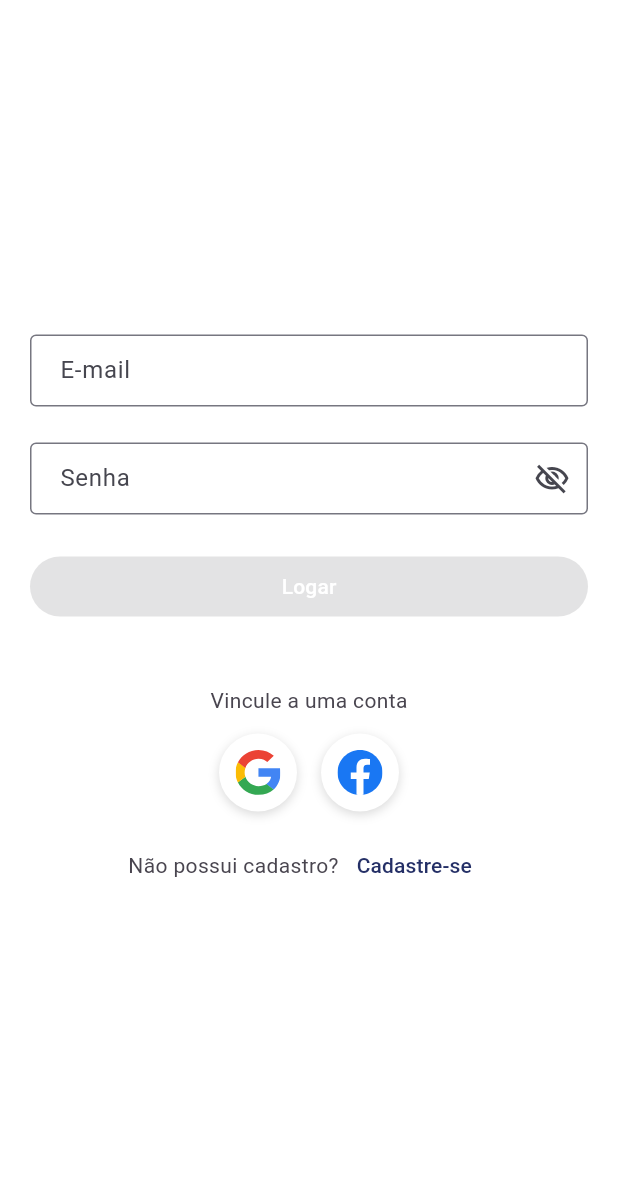
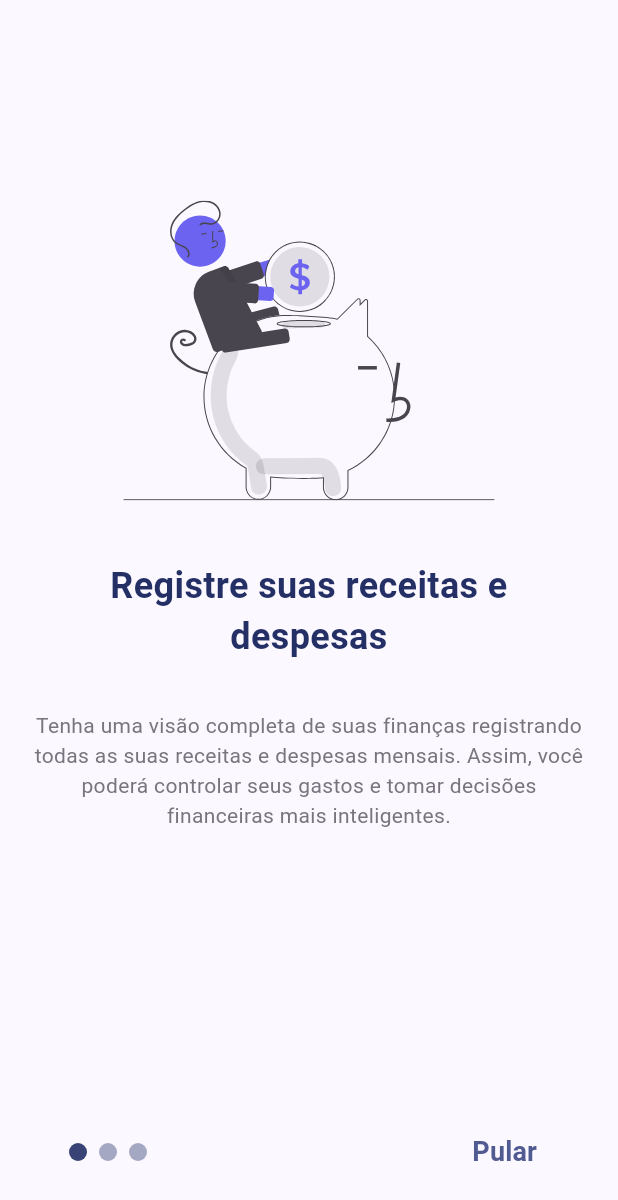
Before and after one commit to guiima/personal_finances, a Flutter app: the screen it shows after launch, on a phone screen of 412 x 824 dp. Shown: the top 1200 px of the screen. Run offline on Flutter 3.47's test engine with Material 2 defaults, Android fonts, the phone set to English and light mode, and no system bars; drawn by our look-alikes of carousel_slider; our stand-ins replace dartz, firebase_auth, firebase_core, flutter_mobx, flutter_svg, mobx and 1 more; accounts and stored records are empty; generated files the repository leaves out were written again.

Commit message:
onboarding finished

```diff
--- a/lib/main.dart
+++ b/lib/main.dart
@@ -1,31 +1,51 @@
 import 'package:firebase_core/firebase_core.dart';
 import 'package:flutter/material.dart';
 import 'package:personal_finances/firebase_options.dart';
+import 'package:personal_finances/src/routes/app_routes.dart';
+import 'package:personal_finances/src/routes/routes.dart';
 import 'package:personal_finances/src/styles/app_colors.dart';
-import 'package:personal_finances/widget_tree.dart';
+import 'package:shared_preferences/shared_preferences.dart';
 
 void main() async {
   WidgetsFlutterBinding.ensureInitialized();
+
+  String initialScreen = await verifyOnboardingShown();
 
   await Firebase.initializeApp(
     options: DefaultFirebaseOptions.currentPlatform,
   );
 
-  runApp(const MyApp());
+  runApp(
+    MyApp(initialScreen: initialScreen),
+  );
+}
+
+Future<String> verifyOnboardingShown() async {
+  SharedPreferences prefs = await SharedPreferences.getInstance();
+
+  bool onboardingShown = prefs.getBool('onboarding_shown') ?? false;
+
+  return onboardingShown ? AppRoutes.widgetTree : AppRoutes.onboarding;
 }
 
 class MyApp extends StatelessWidget {
-  const MyApp({super.key});
+  final String initialScreen;
+
+  const MyApp({
+    super.key,
+    required this.initialScreen,
+  });
 
   @override
   Widget build(BuildContext context) {
     return MaterialApp(
-      title: 'Flutter Demo',
       theme: ThemeData(
         useMaterial3: true,
         colorSchemeSeed: AppColors.primaryColor,
       ),
-      home: const WidgetTree(),
+      title: 'Flutter Demo',
+      initialRoute: initialScreen,
+      routes: routes,
     );
   }
 }
--- a/lib/src/auth/auth_page.dart
+++ b/lib/src/auth/auth_page.dart
@@ -1,6 +1,7 @@
 import 'package:flutter/material.dart';
 import 'package:flutter_mobx/flutter_mobx.dart';
 import 'package:personal_finances/src/auth/auth_controller.dart';
+import 'package:personal_finances/src/routes/app_routes.dart';
 import 'package:personal_finances/src/sigin_up/sigin_up_page.dart';
 import 'package:personal_finances/src/styles/app_colors.dart';
 import 'package:personal_finances/src/widgets/elevated_button/elevated_button_component.dart';
@@ -83,13 +84,8 @@ class _AuthPageState extends State<AuthPage> {
                           'Cadastre-se',
                           style: TextStyle(color: AppColors.primaryTitle),
                         ),
-                        onPressed: () {
-                          Navigator.of(context).push(
-                            MaterialPageRoute<SiginUpPage>(
-                              builder: (_) => const SiginUpPage(),
-                            ),
-                          );
-                        },
+                        onPressed: () =>
+                            Navigator.of(context).pushNamed(AppRoutes.siginUp),
                       ),
                     ],
                   ).paddingTop(12)
--- /dev/null
+++ b/lib/src/onboarding/carousel_item_component.dart
@@ -0,0 +1,46 @@
+import 'package:flutter/cupertino.dart';
+import 'package:flutter_svg/flutter_svg.dart';
+import 'package:personal_finances/src/styles/app_colors.dart';
+import 'package:personal_finances/src/utils/extensions/padding.dart';
+
+class CarouselItemComponent extends StatelessWidget {
+  final String image;
+  final String title;
+  final String content;
+
+  const CarouselItemComponent({
+    super.key,
+    required this.image,
+    required this.title,
+    required this.content,
+  });
+
+  @override
+  Widget build(BuildContext context) {
+    return Column(
+      children: <Widget>[
+        SvgPicture.asset(
+          image,
+          height: 200,
+        ).paddingTop(50).paddingBottom(40),
+        Text(
+          title,
+          maxLines: 2,
+          textAlign: TextAlign.center,
+          style: TextStyle(
+            fontWeight: FontWeight.w700,
+            fontSize: 24,
+            color: AppColors.primaryTitle,
+          ),
+        ).paddingBottom(32),
+        Text(
+          content,
+          textAlign: TextAlign.center,
+          style: TextStyle(
+            color: AppColors.body,
+          ),
+        ),
+      ],
+    );
+  }
+}
--- /dev/null
+++ b/lib/src/onboarding/onboarding_controller.dart
@@ -0,0 +1,16 @@
+import 'package:mobx/mobx.dart';
+
+part 'onboarding_controller.g.dart';
+
+class OnboardinglController = OnboardinglControllerBase
+    with _$OnboardinglController;
+
+abstract class OnboardinglControllerBase with Store {
+  @observable
+  int currentIndex = 0;
+
+  @action
+  void setIndex(int index) {
+    currentIndex = index;
+  }
+}
--- /dev/null
+++ b/lib/src/onboarding/onboarding_page.dart
@@ -0,0 +1,108 @@
+import 'package:carousel_slider/carousel_slider.dart';
+import 'package:flutter/material.dart';
+import 'package:flutter/scheduler.dart';
+import 'package:flutter_mobx/flutter_mobx.dart';
+import 'package:personal_finances/src/onboarding/carousel_item_component.dart';
+import 'package:personal_finances/src/onboarding/onboarding_controller.dart';
+import 'package:personal_finances/src/onboarding/page_incidator_component.dart';
+import 'package:shared_preferences/shared_preferences.dart';
+
+class OnboardingPage extends StatefulWidget {
+  const OnboardingPage({Key? key}) : super(key: key);
+
+  @override
+  State<OnboardingPage> createState() => _OnboardingPageState();
+}
+
+class _OnboardingPageState extends State<OnboardingPage> {
+  final CarouselController _controller = CarouselController();
+  final OnboardinglController _onboardinglController = OnboardinglController();
+
+  late List<CarouselItemComponent> carouselItemList;
+  late List<Widget> items;
+
+  @override
+  void initState() {
+    initializeCarousel();
+
+    SchedulerBinding.instance.scheduleFrameCallback((_) {
+      finisheOnboardingShow();
+    });
+
+    super.initState();
+  }
+
+  void finisheOnboardingShow() async {
+    SharedPreferences prefs = await SharedPreferences.getInstance();
+
+    await prefs.setBool('onboarding_shown', true);
+  }
+
+  @override
+  Widget build(BuildContext context) {
+    final double height = MediaQuery.of(context).size.height;
+
+    return Scaffold(
+      body: Observer(
+        builder: (BuildContext context) {
+          return Column(
+            mainAxisAlignment: MainAxisAlignment.center,
+            children: <Widget>[
+              Expanded(
+                child: Container(
+                  constraints: BoxConstraints(
+                    maxWidth: MediaQuery.of(context).size.width * 0.9,
+                    maxHeight: height * 0.8,
+                  ),
+                  child: CarouselSlider(
+                    items: items = carouselItemList
+                        .map((CarouselItemComponent item) => item)
+                        .toList(),
+                    carouselController: _controller,
+                    options: CarouselOptions(
+                      height: height * 0.7,
+                      enableInfiniteScroll: false,
+                      viewportFraction: 1,
+                      onPageChanged:
+                          (int index, CarouselPageChangedReason reason) {
+                        _onboardinglController.setIndex(index);
+                      },
+                    ),
+                  ),
+                ),
+              ),
+              PageIndicatorComponent(
+                controller: _controller,
+                currentIndex: _onboardinglController.currentIndex,
+                carouselItemList: carouselItemList,
+              ),
+            ],
+          );
+        },
+      ),
+    );
+  }
+
+  void initializeCarousel() {
+    carouselItemList = <CarouselItemComponent>[
+      const CarouselItemComponent(
+        image: 'assets/money_piggy.svg',
+        title: 'Registre suas receitas e despesas',
+        content:
+            'Tenha uma visão completa de suas finanças registrando todas as suas receitas e despesas mensais. Assim, você poderá controlar seus gastos e tomar decisões financeiras mais inteligentes.',
+      ),
+      const CarouselItemComponent(
+        image: 'assets/static_chart.svg',
+        title: 'Gerencie seus investimentos, reserva de emergência e dívidas',
+        content:
+            'Mantenha um registro detalhado de seus investimentos, reserve um fundo para emergências e gerencie suas dívidas de forma eficiente. Tenha a tranquilidade de saber que está preparado para qualquer situação.',
+      ),
+      const CarouselItemComponent(
+        image: 'assets/projections.svg',
+        title: 'Alcance seus sonhos e aproveite oportunidades',
+        content:
+            'Defina seus objetivos financeiros e alcance-os com nossa ajuda. Além disso, esteja preparado para aproveitar qualquer oportunidade que surja, registrando o dinheiro destinado a isso.',
+      )
+    ];
+  }
+}
--- /dev/null
+++ b/lib/src/onboarding/page_incidator_component.dart
@@ -0,0 +1,76 @@
+import 'package:carousel_slider/carousel_slider.dart';
+import 'package:flutter/material.dart';
+import 'package:personal_finances/src/auth/auth_page.dart';
+import 'package:personal_finances/src/onboarding/carousel_item_component.dart';
+import 'package:personal_finances/src/routes/app_routes.dart';
+import 'package:personal_finances/src/styles/app_colors.dart';
+import 'package:personal_finances/src/utils/extensions/padding.dart';
+
+class PageIndicatorComponent extends StatefulWidget {
+  final int currentIndex;
+  final CarouselController controller;
+  final List<CarouselItemComponent> carouselItemList;
+
+  const PageIndicatorComponent({
+    super.key,
+    required this.currentIndex,
+    required this.controller,
+    required this.carouselItemList,
+  });
+
+  @override
+  State<PageIndicatorComponent> createState() => _PageIndicatorComponentState();
+}
+
+class _PageIndicatorComponentState extends State<PageIndicatorComponent> {
+  @override
+  Widget build(BuildContext context) {
+    final Color color = (Theme.of(context).brightness == Brightness.dark)
+        ? Colors.white
+        : AppColors.primaryColor;
+
+    return Row(
+      mainAxisAlignment: MainAxisAlignment.spaceBetween,
+      children: <Widget>[
+        Row(
+          children: widget.carouselItemList.map(
+            (CarouselItemComponent url) {
+              int index = widget.carouselItemList.indexOf(url);
+              return GestureDetector(
+                onTap: () => widget.controller.animateToPage(index),
+                child: Container(
+                  width: 12.0,
+                  height: 12.0,
+                  margin: const EdgeInsets.symmetric(
+                    vertical: 8.0,
+                    horizontal: 4.0,
+                  ),
+                  decoration: BoxDecoration(
+                    shape: BoxShape.circle,
+                    color: color
+                        .withOpacity(widget.currentIndex == index ? 0.9 : 0.4),
+                  ),
+                ),
+              );
+            },
+          ).toList(),
+        ),
+        TextButton(
+          // onPressed: () => Navigator.of(context).push(
+          //   MaterialPageRoute<AuthPage>(
+          //     builder: (_) => const AuthPage(),
+          //   ),
+          // ),
+          onPressed: () => Navigator.of(context).pushNamed(AppRoutes.auth),
+          child: const Text(
+            'Pular',
+            style: TextStyle(
+              fontSize: 18,
+              fontWeight: FontWeight.w600,
+            ),
+          ),
+        ),
+      ],
+    ).paddingLTRB(42, 0, 42, 32);
+  }
+}
--- /dev/null
+++ b/lib/src/routes/app_routes.dart
@@ -0,0 +1,7 @@
+class AppRoutes {
+  static const String home = 'home';
+  static const String onboarding = 'onboarding';
+  static const String auth = 'auth';
+  static const String siginUp = 'siginUp';
+  static const String widgetTree = 'widgetTree';
+}
--- /dev/null
+++ b/lib/src/routes/routes.dart
@@ -0,0 +1,15 @@
+import 'package:flutter/material.dart';
+import 'package:personal_finances/src/auth/auth_page.dart';
+import 'package:personal_finances/src/home/home_page.dart';
+import 'package:personal_finances/src/onboarding/onboarding_page.dart';
+import 'package:personal_finances/src/routes/app_routes.dart';
+import 'package:personal_finances/src/sigin_up/sigin_up_page.dart';
+import 'package:personal_finances/src/widgets/widget_tree/widget_tree.dart';
+
+final Map<String, WidgetBuilder> routes = <String, WidgetBuilder>{
+  AppRoutes.home: (BuildContext context) => const HomePage(),
+  AppRoutes.onboarding: (BuildContext context) => const OnboardingPage(),
+  AppRoutes.auth: (BuildContext context) => const AuthPage(),
+  AppRoutes.siginUp: (BuildContext context) => const SiginUpPage(),
+  AppRoutes.widgetTree: (BuildContext context) => const WidgetTree(),
+};
--- a/lib/src/sigin_up/sigin_up_page.dart
+++ b/lib/src/sigin_up/sigin_up_page.dart
@@ -1,7 +1,7 @@
 import 'package:flutter/material.dart';
 import 'package:flutter_mobx/flutter_mobx.dart';
 import 'package:mobx/mobx.dart';
-import 'package:personal_finances/src/auth/auth_page.dart';
+import 'package:personal_finances/src/routes/app_routes.dart';
 import 'package:personal_finances/src/sigin_up/sigin_up_controller.dart';
 import 'package:personal_finances/src/sigin_up/sigin_up_errors.dart';
 import 'package:personal_finances/src/styles/app_colors.dart';
@@ -119,13 +119,8 @@ class _SiginUpPageState extends State<SiginUpPage> {
                           'Faça o login',
                           style: TextStyle(color: AppColors.primaryTitle),
                         ),
-                        onPressed: () {
-                          Navigator.of(context).push(
-                            MaterialPageRoute<AuthPage>(
-                              builder: (_) => const AuthPage(),
-                            ),
-                          );
-                        },
+                        onPressed: () =>
+                            Navigator.of(context).pushNamed(AppRoutes.auth),
                       ),
                     ],
                   ).paddingTop(8),
--- a/pubspec.yaml
+++ b/pubspec.yaml
@@ -43,6 +43,8 @@ dependencies:
   mobx_codegen: ^2.1.1
   dartz: ^0.10.1
   flutter_svg: ^1.1.6
+  carousel_slider: ^4.2.1
+  shared_preferences: ^2.0.17
 
 dev_dependencies:
   flutter_test:
@@ -70,6 +72,9 @@ flutter:
   assets:
     - assets/facebook.svg
     - assets/google.svg
+    - assets/money_piggy.svg
+    - assets/static_chart.svg
+    - assets/projections.svg
 
   # An image asset can refer to one or more resolution-specific "variants", see
   # https://flutter.dev/assets-and-images/#resolution-aware
```
Also changed, not shown: assets/money_piggy.svg (added), assets/projections.svg (added), assets/static_chart.svg (added), lib/src/onboarding/onboarding_controller.g.dart (added), lib/src/widgets/widget_tree/widget_tree.dart (renamed from lib/widget_tree.dart), pubspec.lock, 1 other file.
